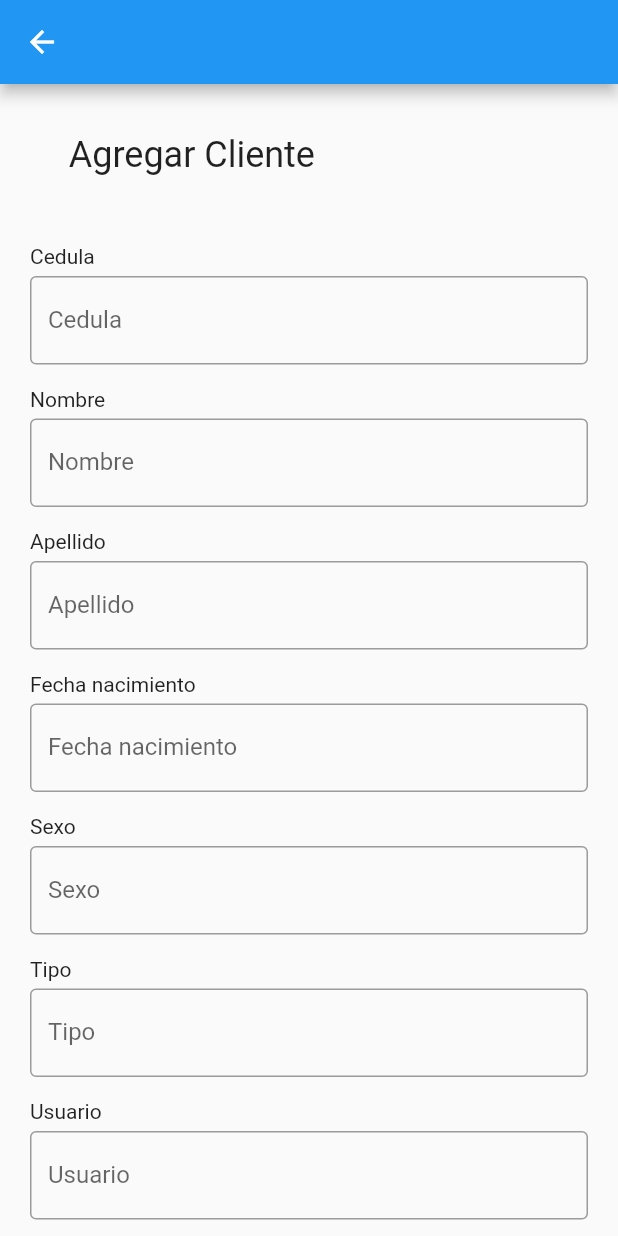
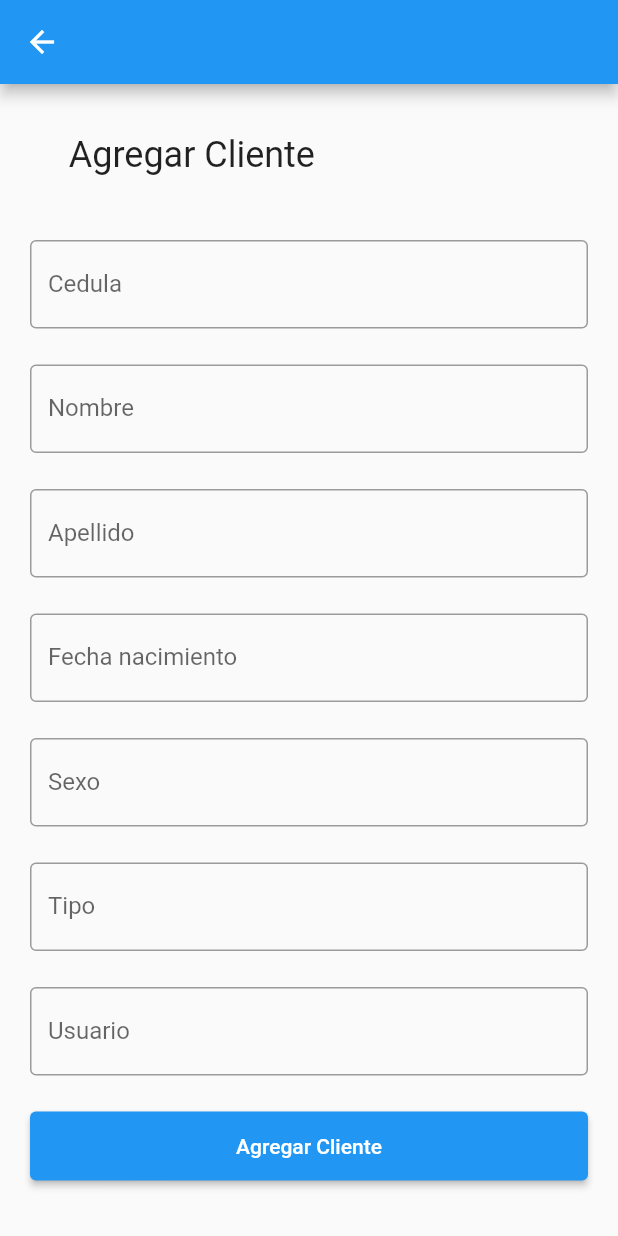
Before and after one commit to JR0000/flutter_parcial4, a Flutter app: the NewClient screen opened directly, on a phone screen of 412 x 824 dp. Run offline on Flutter 3.47's test engine with Material 2 defaults, Android fonts, the phone set to English and light mode, and no system bars; our stand-ins replace cloud_firestore, firebase_core; accounts and stored records are empty.

Commit message:
Formulario New Client

```diff
--- a/lib/newClient.dart
+++ b/lib/newClient.dart
@@ -78,12 +78,9 @@ class _NewClientState extends State<NewClient> {
                   // ),
                   ),
               //CONTAINTER LABEL
+
               Container(
-                padding: const EdgeInsets.fromLTRB(10, 15, 10, 0),
-                child: Text(lblCedula),
-              ),
-              Container(
-                padding: const EdgeInsets.fromLTRB(10, 5, 10, 0),
+                padding: const EdgeInsets.symmetric(vertical: 12, horizontal: 10),
                 child: TextField(
                   keyboardType: TextInputType.number,
                   controller: _cedulaController,
@@ -93,12 +90,9 @@ class _NewClientState extends State<NewClient> {
                   ),
                 ),
               ),
+
               Container(
-                padding: const EdgeInsets.fromLTRB(10, 15, 10, 0),
-                child: Text(lblFirstName),
-              ),
-              Container(
-                padding: const EdgeInsets.fromLTRB(10, 5, 10, 0),
+                padding: const EdgeInsets.symmetric(vertical: 12, horizontal: 10),
                 child: TextField(
                   controller: _firsNameController,
                   decoration: InputDecoration(
@@ -108,14 +102,10 @@ class _NewClientState extends State<NewClient> {
                 ),
               ),
               //CONTAINTER LABEL
+
               Container(
-                padding: const EdgeInsets.fromLTRB(10, 15, 10, 0),
-                child: Text(lblLastName),
-              ),
-              Container(
-                padding: const EdgeInsets.fromLTRB(10, 5, 10, 0),
+                padding: const EdgeInsets.symmetric(vertical: 12, horizontal: 10),
                 child: TextField(
-                  obscureText: true,
                   controller: _lastNameController,
                   decoration: InputDecoration(
                     border: OutlineInputBorder(),
@@ -124,14 +114,10 @@ class _NewClientState extends State<NewClient> {
                 ),
               ),
               //CONTAINTER LABEL
+
               Container(
-                padding: const EdgeInsets.fromLTRB(10, 15, 10, 0),
-                child: Text(lblFechaNacimiento),
-              ),
-              Container(
-                padding: const EdgeInsets.fromLTRB(10, 5, 10, 0),
+                padding: const EdgeInsets.symmetric(vertical: 12, horizontal: 10),
                 child: TextField(
-                  obscureText: true,
                   controller: _fechaNacimientoController,
                   decoration: InputDecoration(
                     border: OutlineInputBorder(),
@@ -141,14 +127,10 @@ class _NewClientState extends State<NewClient> {
               ),
 
               //CONTAINTER LABEL
+
               Container(
-                padding: const EdgeInsets.fromLTRB(10, 15, 10, 0),
-                child: Text(lblSexo),
-              ),
-              Container(
-                padding: const EdgeInsets.fromLTRB(10, 5, 10, 0),
+                padding:const EdgeInsets.symmetric(vertical: 12, horizontal: 10),
                 child: TextField(
-                  obscureText: true,
                   controller: _sexoControlller,
                   decoration: InputDecoration(
                     border: OutlineInputBorder(),
@@ -156,14 +138,10 @@ class _NewClientState extends State<NewClient> {
                   ),
                 ),
               ), //CONTAINTER LABEL
+
               Container(
-                padding: const EdgeInsets.fromLTRB(10, 15, 10, 0),
-                child: Text(lblTipo),
-              ),
-              Container(
-                padding: const EdgeInsets.fromLTRB(10, 5, 10, 0),
+                padding: const EdgeInsets.symmetric(vertical: 12, horizontal: 10),
                 child: TextField(
-                  obscureText: true,
                   controller: _tipoController,
                   decoration: InputDecoration(
                     border: OutlineInputBorder(),
@@ -171,14 +149,10 @@ class _NewClientState extends State<NewClient> {
                   ),
                 ),
               ),
+
               Container(
-                padding: const EdgeInsets.fromLTRB(10, 15, 10, 0),
-                child: Text(lblUsuario),
-              ),
-              Container(
-                padding: const EdgeInsets.fromLTRB(10, 5, 10, 0),
+                padding: const EdgeInsets.symmetric(vertical: 12, horizontal: 10),
                 child: TextField(
-                  obscureText: true,
                   controller: _usuarioController,
                   decoration: InputDecoration(
                     border: OutlineInputBorder(),
@@ -188,11 +162,10 @@ class _NewClientState extends State<NewClient> {
               ),
               // BUTTON
               Container(
-                  height: 50,
-                  margin: const EdgeInsets.fromLTRB(10, 20, 10, 0),
-                  padding: const EdgeInsets.fromLTRB(10, 20, 10, 0),
+                  height: 70,
+                  padding: const EdgeInsets.symmetric(vertical: 12, horizontal: 10),
                   child: ElevatedButton(
-                      child: const Text('REGISTRARSE'),
+                      child: const Text('Agregar Cliente'),
                       onPressed: () async {
                         final int? cedula =
                             int.tryParse(_cedulaController.text);
--- a/pubspec.yaml
+++ b/pubspec.yaml
@@ -36,6 +36,7 @@ dependencies:
   cupertino_icons: ^1.0.2
   firebase_core: ^2.2.0
   cloud_firestore: ^4.0.5
+  page_transition: ^2.0.9
 
 dev_dependencies:
   flutter_test:
```
Also changed, not shown: pubspec.lock.
